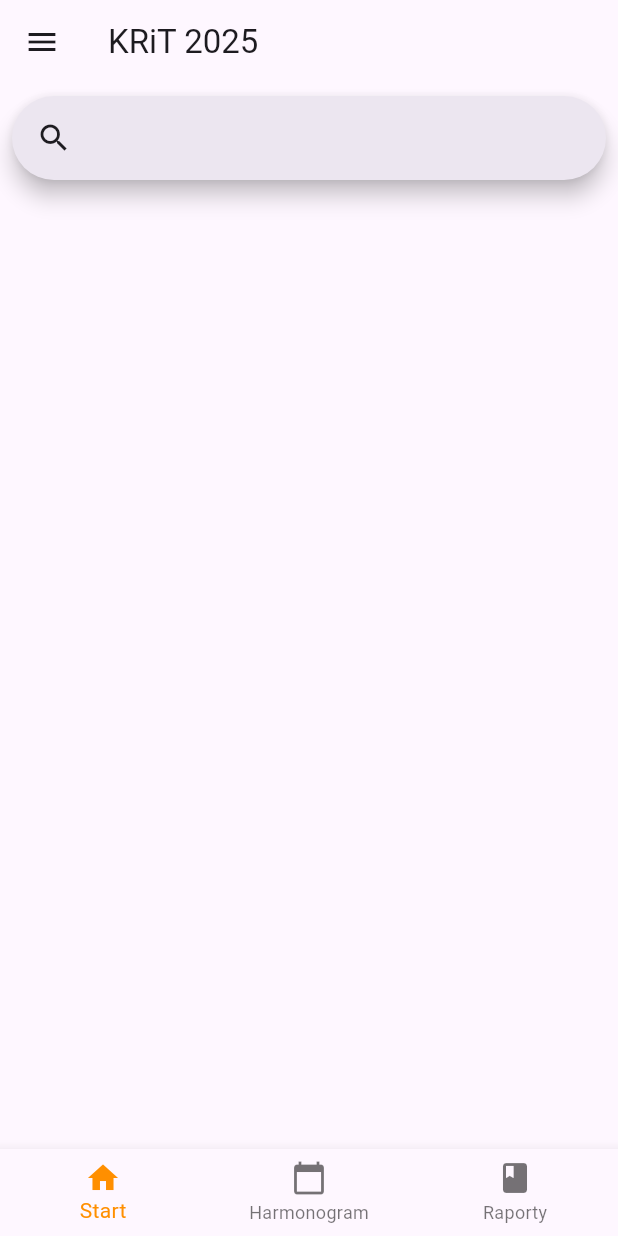
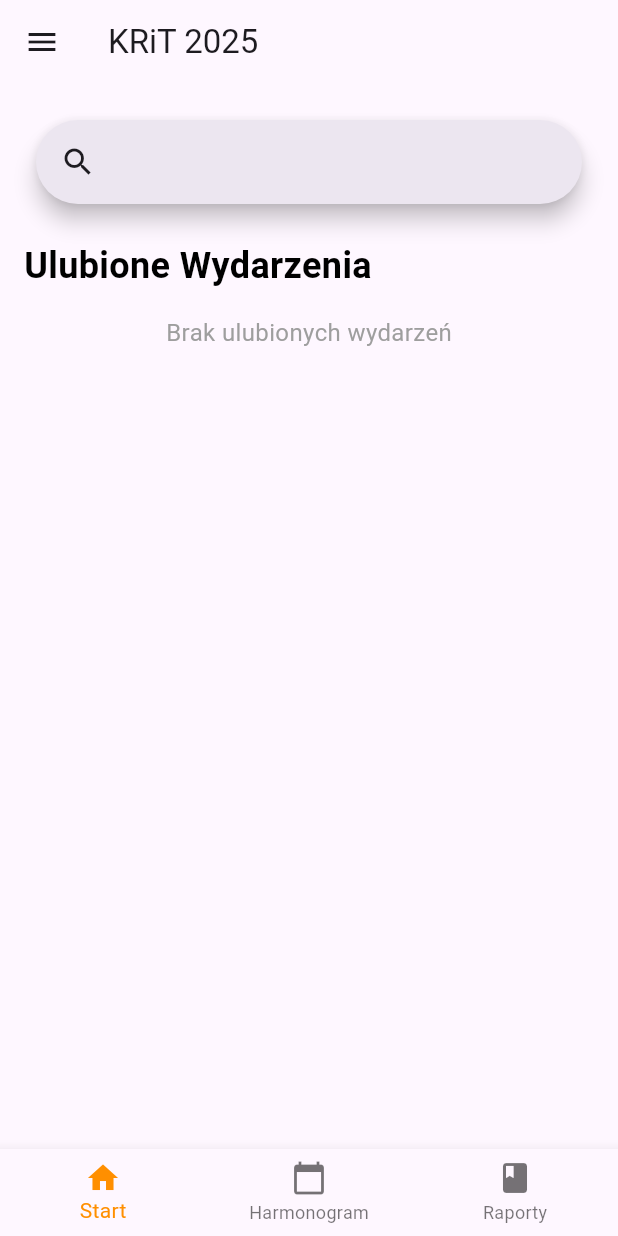
Before and after one commit to haniagibus/KRiT_2025_app, a Flutter app: the screen it shows after launch, on a phone screen of 412 x 824 dp. Run offline on Flutter 3.47's test engine with Material 3 defaults, Android fonts, the phone set to English and light mode, and no system bars.

Commit message:
dodana zakładka "ulubione wydarzenia"

```diff
--- a/lib/models/event.dart
+++ b/lib/models/event.dart
@@ -6,9 +6,10 @@ class Event {
   final String timeEnd;
   final DateTime date;
   final String description;
+  bool isFavourite;
 
   Event(this.name, this.logoUrl, this.coverImageUrl, this.timeBegin, this.timeEnd,
-      this.date, this.description);
+      this.date, this.description, {this.isFavourite = false});
 
   Event.fromJson(Map<String, dynamic> json)
       : name = json['name'],
@@ -17,7 +18,8 @@ class Event {
         timeBegin = json['begin'],
         timeEnd = json['end'],
         date = DateTime.parse(json['date']),
-        description = json['description'];
+        description = json['description'],
+        isFavourite = json['isFavourite'] ?? false; //obsługa braku pola
 
   Map<String, dynamic> toJson() => {
     'name': name,
@@ -26,7 +28,8 @@ class Event {
     'begin': timeBegin,
     'end': timeEnd,
     'date': date.toIso8601String(),
-    'description': description
+    'description': description,
+    'isFavourite': isFavourite
   };
 }
 
--- a/lib/views/screens/home_screen.dart
+++ b/lib/views/screens/home_screen.dart
@@ -1,25 +1,57 @@
 import 'package:flutter/material.dart';
-import '../widgets/horizontalmenu_widget.dart';
+import 'package:krit_app/models/events_data_storage.dart';
+import '../widgets/favourites_tile.dart';
 import '../widgets/searchbar_widget.dart';
-import '../widgets/event_tile.dart';
-import '../widgets/title_widget.dart';
 
-class HomeScreen extends StatelessWidget {
+class HomeScreen extends StatefulWidget {
   const HomeScreen({super.key});
 
   @override
+  _HomeScreenState createState() => _HomeScreenState();
+}
+
+class _HomeScreenState extends State<HomeScreen> {
+  late final EventsDataStorage _eventsDataStorage;
+
+  @override
+  void initState() {
+    super.initState();
+    _eventsDataStorage = EventsDataStorage(_refresh);
+  }
+
+  // Funkcja odświeżająca widok
+  void _refresh() {
+    setState(() {});
+  }
+
+  @override
   Widget build(BuildContext context) {
+    // Pobieramy listę ulubionych wydarzeń
+    final favoriteEvents = _eventsDataStorage.favoriteEvents;
+
     return Scaffold(
-      body: Column(
-        children: [
-          SearchBarApp(),
-          SizedBox(height: 16),
-          Expanded(
-            child: Container(),
-          )
-        ],
+      body: Padding(
+        padding: const EdgeInsets.all(16.0),  // Dodanie paddingu do całej zawartości
+        child: Column(
+          children: [
+            Padding(
+              padding: const EdgeInsets.only(bottom: 16.0),  // Padding tylko dla SearchBarApp
+              child: SearchBarApp(),
+            ),
+            // Tutaj przenosimy całą logikę wyświetlania ulubionych wydarzeń do widgetu FavoritesTile
+            Expanded(
+              child: FavoritesTile(
+                favoriteEvents: favoriteEvents,
+                onFavouriteControl: (event) {
+                  setState(() {
+                    _eventsDataStorage.controlFavourite(event);
+                  });
+                },
+              ),
+            ),
+          ],
+        ),
       ),
     );
   }
-
 }
--- /dev/null
+++ b/lib/views/widgets/favourites_tile.dart
@@ -0,0 +1,57 @@
+import 'package:flutter/material.dart';
+import 'package:krit_app/models/events_data_storage.dart';
+import 'package:krit_app/views/widgets/event_tile.dart';
+
+import '../../models/event.dart';
+
+class FavoritesTile extends StatelessWidget {
+  final List<Event> favoriteEvents;
+  final Function(Event) onFavouriteControl;
+
+  const FavoritesTile({
+    super.key,
+    required this.favoriteEvents,
+    required this.onFavouriteControl,
+  });
+
+  @override
+  Widget build(BuildContext context) {
+    return Column(
+      crossAxisAlignment: CrossAxisAlignment.start,
+      children: [
+        const Text(
+          'Ulubione Wydarzenia',
+          style: TextStyle(
+            fontSize: 24,
+            fontWeight: FontWeight.bold,
+            color: Colors.black,
+          ),
+        ),
+        const SizedBox(height: 16),
+        // Wyświetl ulubione wydarzenia, jeśli istnieją
+        favoriteEvents.isEmpty
+            ? const Center(
+          child: Text(
+            "Brak ulubionych wydarzeń",
+            style: TextStyle(fontSize: 16, color: Colors.grey),
+          ),
+        )
+            : Container(
+          height: 300, // Maksymalna wysokość na 3 wydarzenia
+          child: ListView.builder(
+            itemCount: favoriteEvents.length,
+            itemBuilder: (context, index) {
+              final event = favoriteEvents[index];
+              return EventTile(
+                event,
+                onFavouriteControl: () {
+                  onFavouriteControl(event);
+                },
+              );
+            },
+          ),
+        ),
+      ],
+    );
+  }
+}
```
Also changed, not shown: lib/models/events_data_storage.dart (+10 -0 lines), lib/views/screens/schedule_screen.dart (+14 -5 lines), lib/views/widgets/calendar_widget.dart (+20 -17 lines), lib/views/widgets/event_tile.dart (+14 -2 lines).
